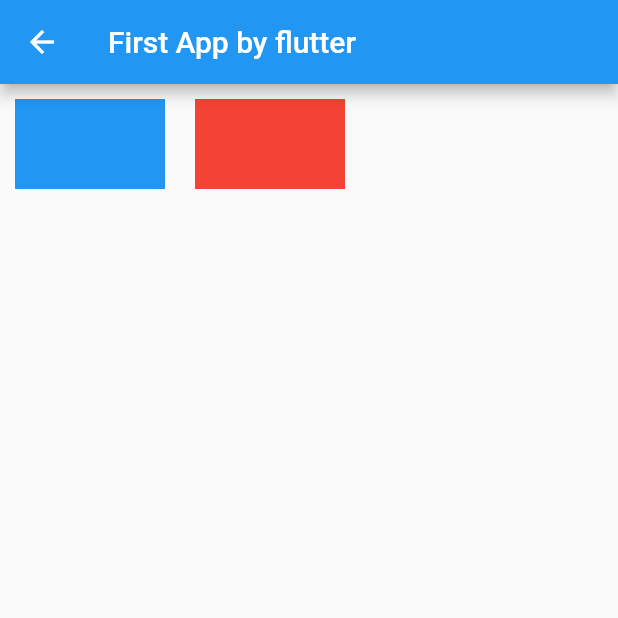
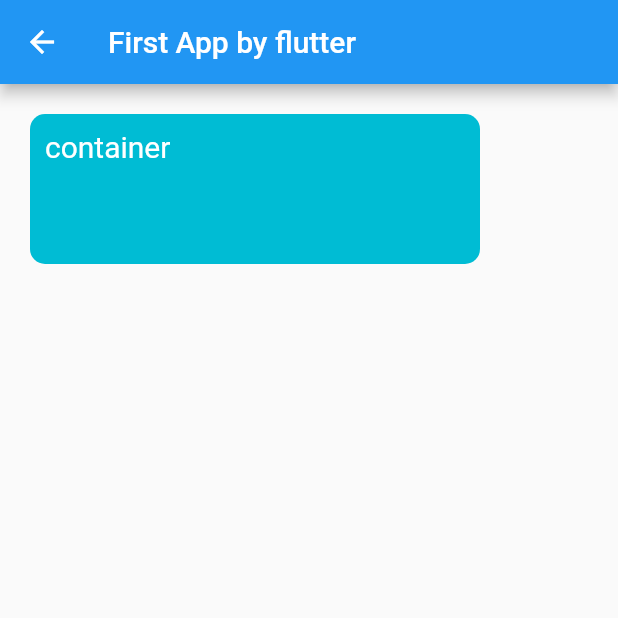
Before and after one commit to hoogle/flutter_app, a Flutter app: the HomePage screen opened directly, on a phone screen of 412 x 824 dp, the top half of it. Run offline on Flutter 3.47's test engine with Material 2 defaults, Android fonts, the phone set to English and light mode, and no system bars.

Commit message:
Add BoxDecoration example

```diff
--- a/lib/main.dart
+++ b/lib/main.dart
@@ -1,4 +1,5 @@
 import 'package:flutter/material.dart';
+import 'package:flutter/rendering.dart';
 import 'dart:math';
 
 void main() => runApp(MaterialApp(
@@ -8,26 +9,28 @@ void main() => runApp(MaterialApp(
 class HomePage extends StatelessWidget{
   @override
   Widget build(BuildContext context) {
+    //debugPaintSizeEnabled = true;
     // TODO: implement build
     return Scaffold(
       appBar: new AppBar(
         title: Text('First App by flutter'),
       ),
-      body: Row(
-        children: <Widget>[
-          Container(
-            margin: EdgeInsets.all(10),
-            color: Colors.blue,
-            width: 100.0,
-            height: 60.0,
+      body: Container(
+        width: 300.0,
+        height: 100.0,
+        margin: EdgeInsets.all(20.0),
+        padding: EdgeInsets.all(10.0),
+        decoration: BoxDecoration(
+            color: Colors.cyan,
+            borderRadius: BorderRadius.circular(10.0)
+        ),
+        child: Text(
+          'container',
+          style: TextStyle(
+              color: Colors.white,
+              fontSize: 20.0
           ),
-          Container(
-            margin: EdgeInsets.all(10),
-            color: Colors.red,
-            width: 100.0,
-            height: 60.0,
-          ),
-        ],
+        ),
       ),
     );
   }
@@ -54,15 +57,22 @@ class HomePage2State extends State<HomePage2>{
       body: Row(
         children: <Widget>[
           Container(
-            color: getColor(),
-            width: 200.0,
-            height: 200.0,
+            margin: EdgeInsets.all(10.0),
+            width: 100.0,
+            height: 100.0,
+            decoration: BoxDecoration(
+              color: getColor(),
+              shape: BoxShape.circle
+            ),
           ),
           Container(
-            margin: EdgeInsets.only(left: 3.0),
-            color: getColor(),
+            margin: EdgeInsets.all(10.0),
             width: 200.0,
-            height: 200.0,
+            height: 100.0,
+            decoration: BoxDecoration(
+                color: getColor(),
+                borderRadius: BorderRadius.circular(8.0)
+            ),
           ),
         ],
       ),
```
